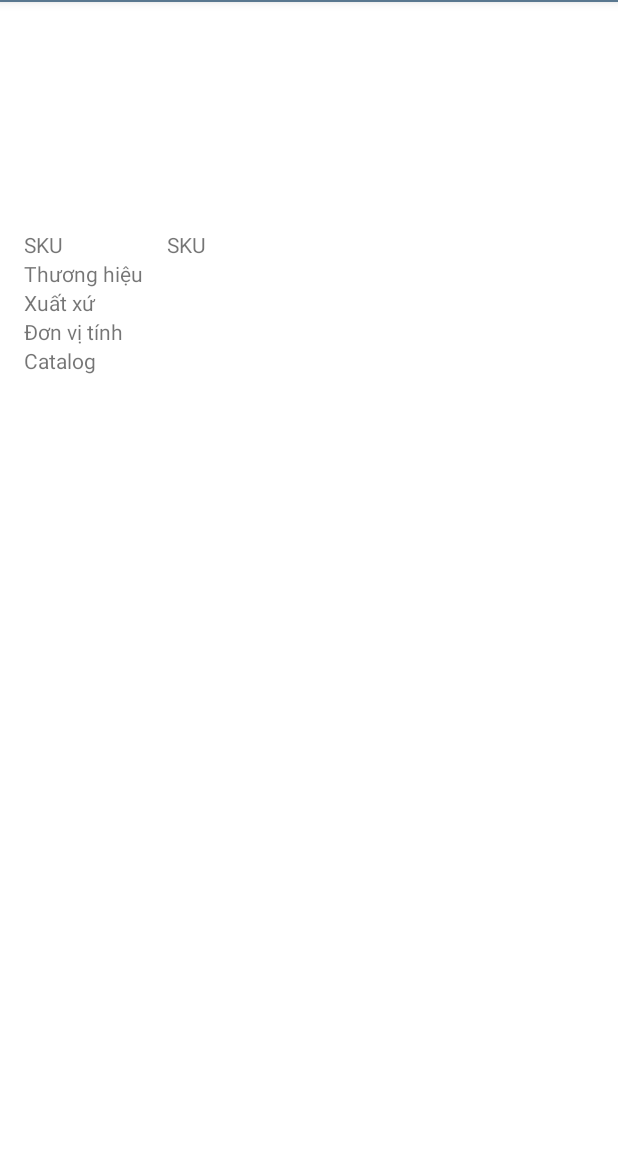
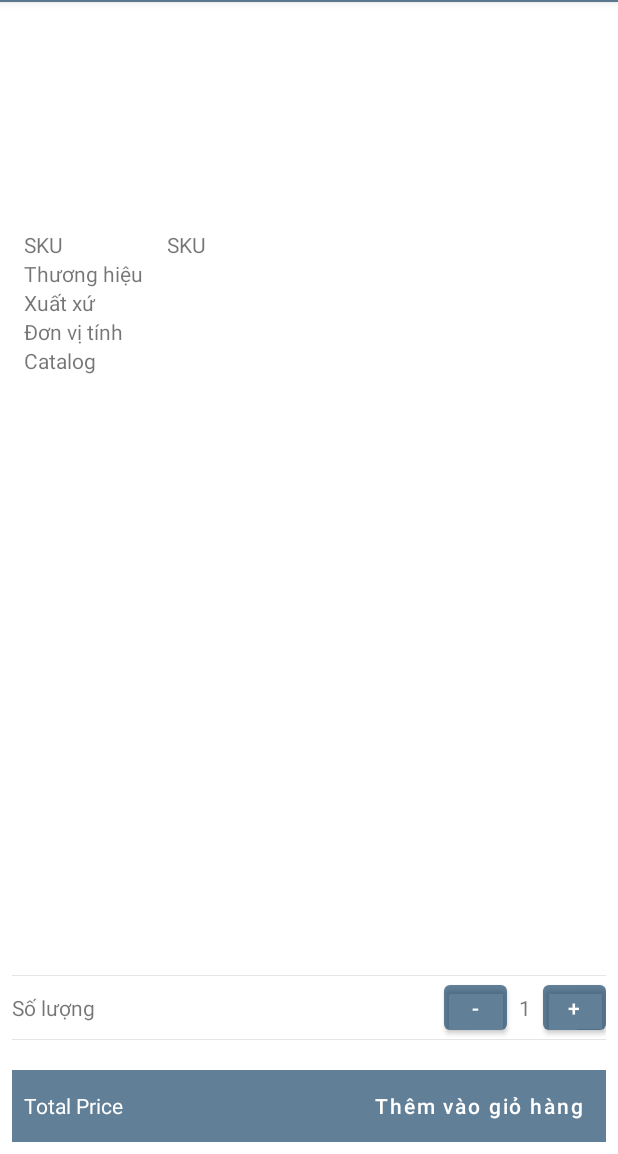
Before and after one commit to thanhnd/GroveCRM_Android, an Android app: the ProductDetailActivity screen opened directly, with no data from a screen before it, on a phone screen of 412 x 824 dp, the part 82-1236 px from its top. Run offline under Robolectric (Android 15) with nearby library versions, the phone set to English and light mode, and no system bars; network calls fail; pictures from the network do not load.

Commit message:
Product details

```diff
--- a/app/src/main/res/layout/activity_product_detail.xml
+++ b/app/src/main/res/layout/activity_product_detail.xml
@@ -5,142 +5,242 @@
     android:layout_width="match_parent"
     android:layout_height="match_parent"
     tools:context=".ui.product.ProductDetailActivity">
+
     <ImageView
         android:id="@+id/ivImage"
-        app:layout_constraintTop_toTopOf="parent"
+        android:layout_width="120dp"
+        android:layout_height="120dp"
+        android:layout_margin="@dimen/activity_horizontal_margin"
         app:layout_constraintLeft_toLeftOf="parent"
-        android:layout_margin="@dimen/activity_horizontal_margin"
-        android:layout_width="120dp"
-        android:layout_height="120dp" />
+        app:layout_constraintTop_toTopOf="parent" />
 
     <TextView
-        app:layout_constraintLeft_toRightOf="@id/ivImage"
-        app:layout_constraintRight_toRightOf="parent"
-        app:layout_constraintTop_toTopOf="parent"
         android:id="@+id/tvItemName"
         android:layout_width="0dp"
         android:layout_height="wrap_content"
+        android:layout_gravity="left"
         android:layout_marginTop="@dimen/activity_horizontal_margin"
         android:layout_marginRight="@dimen/activity_horizontal_margin"
         android:layout_marginBottom="@dimen/activity_horizontal_margin"
-        app:layout_constraintWidth_default="spread"
-        android:layout_gravity="left"
         android:ellipsize="end"
         android:gravity="left"
         android:lines="2"
         android:textAllCaps="true"
         android:textAppearance="?android:attr/textAppearanceLarge"
         android:textColor="@color/teal_800"
+        app:layout_constraintLeft_toRightOf="@id/ivImage"
+        app:layout_constraintRight_toRightOf="parent"
+        app:layout_constraintTop_toTopOf="parent"
+        app:layout_constraintWidth_default="spread"
         tools:text="Product Name" />
+
     <TextView
-        app:layout_constraintLeft_toRightOf="@id/ivImage"
-        app:layout_constraintTop_toBottomOf="@+id/tvItemName"
         android:id="@+id/tvPrice"
         android:layout_width="wrap_content"
         android:layout_height="wrap_content"
+        android:layout_gravity="center_horizontal"
         android:layout_marginTop="@dimen/activity_horizontal_margin"
         android:layout_marginEnd="@dimen/activity_horizontal_margin"
         android:layout_marginBottom="@dimen/activity_horizontal_margin"
-        android:layout_gravity="center_horizontal"
         android:lines="1"
         android:textAllCaps="true"
         android:textAppearance="?android:attr/textAppearanceMedium"
         android:textColor="@color/teal_800"
+        app:layout_constraintLeft_toRightOf="@id/ivImage"
+        app:layout_constraintTop_toBottomOf="@+id/tvItemName"
         tools:text="Price" />
+
     <TextView
-        app:layout_constraintLeft_toRightOf="@id/tvPrice"
-        app:layout_constraintTop_toTopOf="@id/tvPrice"
-        app:layout_constraintRight_toRightOf="parent"
         android:id="@+id/tvOldPrice"
         android:layout_width="wrap_content"
         android:layout_height="wrap_content"
+        android:layout_gravity="center_horizontal"
         android:layout_marginLeft="@dimen/activity_horizontal_margin"
         android:layout_marginEnd="@dimen/activity_horizontal_margin"
         android:layout_marginBottom="@dimen/activity_horizontal_margin"
-        android:layout_gravity="center_horizontal"
         android:lines="1"
         android:textAllCaps="true"
         android:textAppearance="?android:attr/textAppearanceMedium"
         android:textColor="@color/teal_800"
+        app:layout_constraintLeft_toRightOf="@id/tvPrice"
+        app:layout_constraintRight_toRightOf="parent"
+        app:layout_constraintTop_toTopOf="@id/tvPrice"
         tools:text="Old Price" />
 
     <TableLayout
-        app:layout_constraintTop_toBottomOf="@id/ivImage"
+        android:id="@+id/tlSpecs"
+        android:layout_width="match_parent"
+        android:layout_height="wrap_content"
+        android:layout_margin="@dimen/activity_horizontal_margin"
         app:layout_constraintLeft_toLeftOf="parent"
-        android:id="@+id/tlSpecs"
-        android:layout_margin="@dimen/activity_horizontal_margin"
-        android:layout_width="match_parent"
-        android:layout_height="wrap_content">
+        app:layout_constraintTop_toBottomOf="@id/ivImage">
+
         <TableRow>
+
             <TextView
                 android:layout_width="wrap_content"
                 android:layout_height="wrap_content"
                 android:text="SKU" />
+
             <TextView
                 android:id="@+id/tvSKU"
-                android:layout_marginLeft="@dimen/activity_horizontal_margin"
                 android:layout_width="wrap_content"
                 android:layout_height="wrap_content"
+                android:layout_marginLeft="@dimen/activity_horizontal_margin"
                 android:text="SKU" />
         </TableRow>
+
         <TableRow>
+
             <TextView
                 android:layout_width="wrap_content"
                 android:layout_height="wrap_content"
                 android:text="Thương hiệu" />
+
             <TextView
                 android:id="@+id/tvBranch"
-                android:layout_marginLeft="@dimen/activity_horizontal_margin"
                 android:layout_width="wrap_content"
                 android:layout_height="wrap_content"
+                android:layout_marginLeft="@dimen/activity_horizontal_margin"
                 android:text="" />
         </TableRow>
+
         <TableRow>
+
             <TextView
                 android:layout_width="wrap_content"
                 android:layout_height="wrap_content"
                 android:text="Xuất xứ" />
+
             <TextView
                 android:id="@+id/tvOriginal"
-                android:layout_marginLeft="@dimen/activity_horizontal_margin"
                 android:layout_width="wrap_content"
                 android:layout_height="wrap_content"
+                android:layout_marginLeft="@dimen/activity_horizontal_margin"
                 tools:text="SKU" />
 
         </TableRow>
+
         <TableRow>
+
             <TextView
                 android:layout_width="wrap_content"
                 android:layout_height="wrap_content"
                 android:text="Đơn vị tính" />
+
             <TextView
                 android:id="@+id/tvUnit"
-                android:layout_marginLeft="@dimen/activity_horizontal_margin"
                 android:layout_width="wrap_content"
                 android:layout_height="wrap_content"
+                android:layout_marginLeft="@dimen/activity_horizontal_margin"
                 tools:text="SKU" />
         </TableRow>
+
         <TableRow>
+
             <TextView
                 android:layout_width="wrap_content"
                 android:layout_height="wrap_content"
                 android:text="Catalog" />
+
             <TextView
                 android:id="@+id/tvCatalog"
-                android:layout_marginLeft="@dimen/activity_horizontal_margin"
                 android:layout_width="wrap_content"
                 android:layout_height="wrap_content"
+                android:layout_marginLeft="@dimen/activity_horizontal_margin"
                 tools:text="SKU" />
         </TableRow>
     </TableLayout>
+
     <TextView
         android:id="@+id/tvDescription"
-        app:layout_constraintTop_toBottomOf="@id/tlSpecs"
-        app:layout_constraintLeft_toLeftOf="parent"
-        android:layout_margin="@dimen/activity_horizontal_margin"
         android:layout_width="match_parent"
         android:layout_height="wrap_content"
-        tools:text="Lorem ipsum dolor sit amet, consectetur adipiscing elit. Sed dapibus tortor laoreet convallis tristique. Praesent condimentum quam eget quam consectetur, at placerat massa egestas. Donec ultrices urna non congue accumsan. Maecenas commodo neque eu libero bibendum, luctus elementum massa iaculis. Aliquam fringilla risus ultricies odio feugiat porta tempor ut tellus. Nam id rhoncus libero. Quisque fringilla maximus nibh eu maximus. Nulla feugiat elementum vehicula. Nulla tempus ex eget tortor porttitor eleifend. Duis convallis pharetra dui eu malesuada. Nulla consectetur arcu dui. Quisque sit amet dui accumsan felis fringilla placerat et ac dolor. Duis nec arcu mat"
-        />
+        android:layout_margin="@dimen/activity_horizontal_margin"
+        app:layout_constraintLeft_toLeftOf="parent"
+        app:layout_constraintTop_toBottomOf="@id/tlSpecs"
+        tools:text="Lorem ipsum dolor sit amet, consectetur adipiscing elit. Sed dapibus tortor laoreet convallis tristique. Praesent condimentum quam eget quam consectetur, at placerat massa egestas. Donec ultrices urna non congue accumsan. Maecenas commodo neque eu libero bibendum, luctus elementum massa iaculis. Aliquam fringilla risus ultricies odio feugiat porta tempor ut tellus. Nam id rhoncus libero. Quisque fringilla maximus nibh eu maximus. Nulla feugiat elementum vehicula. Nulla tempus ex eget tortor porttitor eleifend. Duis convallis pharetra dui eu malesuada. Nulla consectetur arcu dui. Quisque sit amet dui accumsan felis fringilla placerat et ac dolor. Duis nec arcu mat" />
+
+    <LinearLayout
+        android:layout_width="match_parent"
+        android:layout_height="wrap_content"
+        android:orientation="vertical"
+        android:paddingLeft="@dimen/content_horizontal_padding"
+        android:paddingRight="@dimen/content_horizontal_padding"
+        android:paddingBottom="@dimen/content_horizontal_padding"
+        app:layout_constraintBottom_toBottomOf="parent"
+        app:layout_constraintLeft_toLeftOf="parent">
+
+        <View
+            android:layout_width="match_parent"
+            android:layout_height="0.5dp"
+            android:background="@color/gray" />
+
+        <LinearLayout
+
+            android:layout_width="match_parent"
+            android:layout_height="wrap_content"
+            android:orientation="horizontal">
+
+            <TextView
+                android:layout_width="0dp"
+                android:layout_height="wrap_content"
+                android:layout_weight="1"
+                android:text="Số lượng" />
+
+            <Button
+                android:id="@+id/btnDecreaseQty"
+                android:layout_width="42dp"
+                android:layout_height="42dp"
+                android:text="-"
+                />
+
+            <TextView
+                android:id="@+id/tvQty"
+                android:layout_width="wrap_content"
+                android:layout_height="wrap_content"
+                android:layout_gravity="center"
+                android:layout_margin="@dimen/content_horizontal_padding"
+                android:text="1" />
+
+            <Button
+                android:id="@+id/btnIncreaseQty"
+                android:layout_width="42dp"
+                android:layout_height="42dp"
+                android:text="+"></Button>
+        </LinearLayout>
+
+        <View
+            android:layout_width="match_parent"
+            android:layout_height="0.5dp"
+            android:background="@color/gray" />
+        <LinearLayout
+            android:layout_marginTop="20dp"
+            android:clipToOutline="true"
+            android:layout_width="match_parent"
+            android:layout_height="wrap_content"
+            android:orientation="horizontal"
+            android:background="@color/blue">
+            <TextView
+                android:id="@+id/tvTotalPrice"
+                android:layout_width="0dp"
+                android:padding="@dimen/content_horizontal_padding"
+                android:layout_height="wrap_content"
+                android:textColor="@color/white"
+                android:layout_weight="1"
+                android:text="Total Price "/>
+            <Button
+                android:id="@+id/btnAddToCart"
+                android:layout_width="wrap_content"
+                android:layout_height="wrap_content"
+                android:background="@android:color/transparent"
+                android:textAllCaps="false"
+                android:text="Thêm vào giỏ hàng"/>
+
+        </LinearLayout>
+
+
+    </LinearLayout>
+
 
 </androidx.constraintlayout.widget.ConstraintLayout>
--- a/app/src/main/res/values/colors.xml
+++ b/app/src/main/res/values/colors.xml
@@ -9,6 +9,7 @@
     <color name="black">#AA000000</color>
     <color name="white">#FFFFFFFF</color>
     <color name="light_gray">#FFF2F2F7</color>
+    <color name="gray">#FFE5E5E5</color>
     <color name="dark_gray">#FF525252</color>
     <color name="colorPrimary">@color/blue</color>
     <color name="red">#9E3429</color>
```
Also changed, not shown: app/src/main/java/com/grove/crm/ui/product/ProductDetailActivity.kt (+43 -0 lines), app/src/main/java/com/grove/crm/utils/ShoppingCartManager.kt (added, +36 -0 lines).
